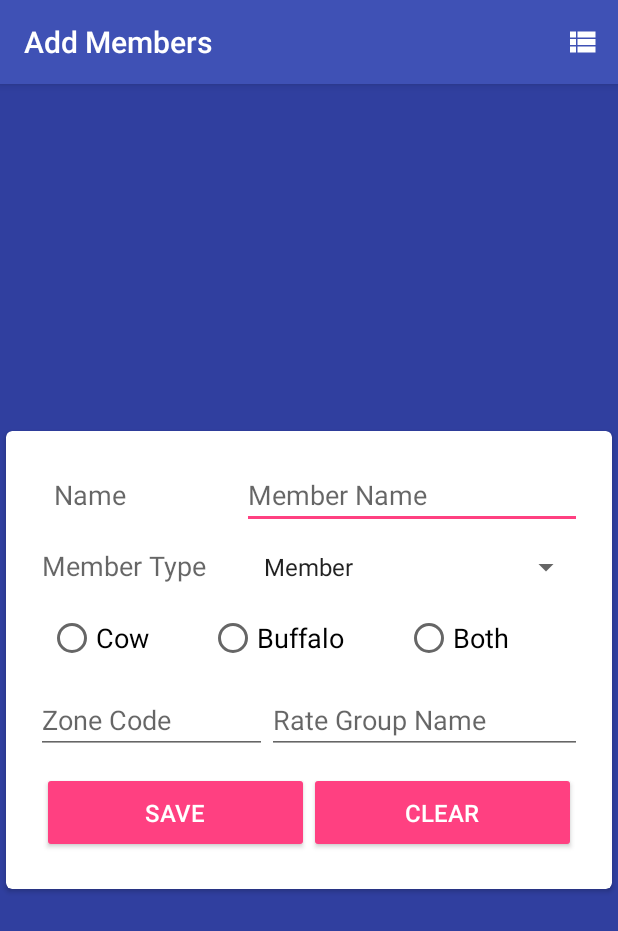
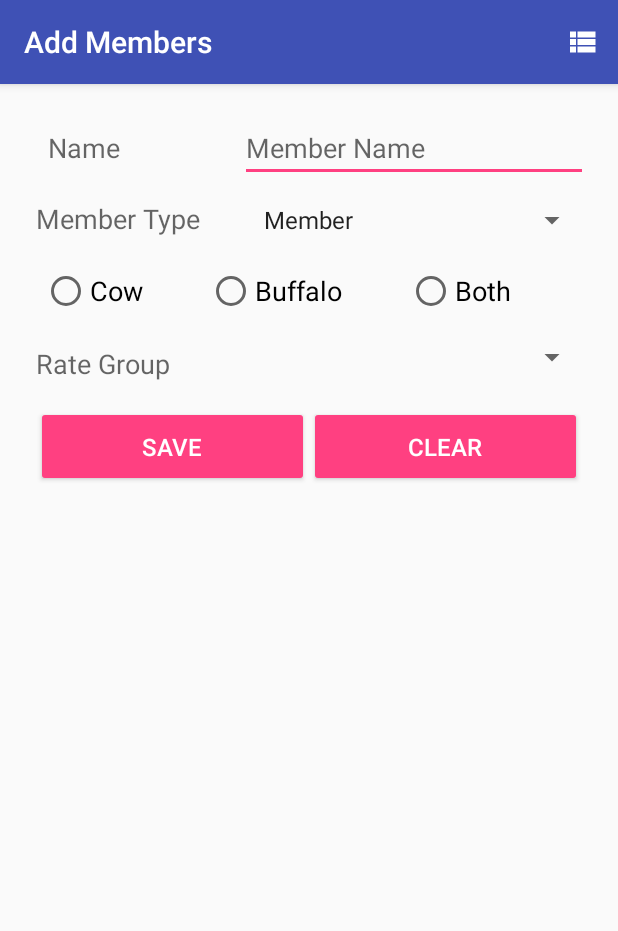
Before and after one commit to harshshinde07/Dairy-Management, an Android app: the MemberActivity screen opened directly, with no data from a screen before it, on a phone screen of 412 x 824 dp. Shown: the top 931 px of the screen. Run offline under Robolectric (Android 15) with nearby library versions, the phone set to English and light mode, and no system bars; Roboto replaces fonts that are not available here; 3 statements that could not run were skipped.

Commit message:
UI changes, Rate Group name spinner added.

```diff
--- a/app/src/main/java/com/kshitijharsh/dairymanagement/activities/MainActivity.java
+++ b/app/src/main/java/com/kshitijharsh/dairymanagement/activities/MainActivity.java
@@ -23,6 +23,7 @@ import com.kshitijharsh.dairymanagement.database.DatabaseClass;
 
 import java.io.File;
 import java.io.IOException;
+import java.util.Objects;
 
 import static com.kshitijharsh.dairymanagement.utils.Constants.CONST.BACKUP_DIRECTORY;
 import static com.kshitijharsh.dairymanagement.utils.Constants.CONST.EXT_DIRECTORY;
@@ -41,6 +42,7 @@ public class MainActivity extends AppCompatActivity {
     @Override
     protected void onCreate(Bundle savedInstanceState) {
         super.onCreate(savedInstanceState);
+//        getSupportActionBar().setLogo(R.drawable.winsofticon);
         setContentView(R.layout.activity_main);
         checkForStoragePermission();
         dc = new DatabaseClass(this);
@@ -120,7 +122,7 @@ public class MainActivity extends AppCompatActivity {
             finish();
         }else {
             exit = true;
-            Toast.makeText(this,"Press back again to exit",Toast.LENGTH_SHORT).show();
+//            Toast.makeText(this,"Press back again to exit",Toast.LENGTH_SHORT).show();
             new Handler().postDelayed(new Runnable() {
                 @Override
                 public void run() {
--- a/app/src/main/java/com/kshitijharsh/dairymanagement/activities/MemberActivity.java
+++ b/app/src/main/java/com/kshitijharsh/dairymanagement/activities/MemberActivity.java
@@ -8,6 +8,7 @@ import android.view.Menu;
 import android.view.MenuInflater;
 import android.view.MenuItem;
 import android.view.View;
+import android.widget.ArrayAdapter;
 import android.widget.Button;
 import android.widget.EditText;
 import android.widget.RadioButton;
@@ -19,12 +20,16 @@ import com.kshitijharsh.dairymanagement.R;
 import com.kshitijharsh.dairymanagement.database.DBHelper;
 import com.kshitijharsh.dairymanagement.database.DBQuery;
 
+import java.util.ArrayList;
+import java.util.HashMap;
+import java.util.List;
+
 public class MemberActivity extends AppCompatActivity {
 
     DBQuery dbQuery;
-    EditText name, zone, rateGrp;
+    EditText name, zone;
     Button save, clear;
-    Spinner type;
+    Spinner type, rateGrp;
     RadioGroup radioGroup;
     DBHelper dbHelper;
     String cowBuf;
@@ -40,13 +45,15 @@ public class MemberActivity extends AppCompatActivity {
         getSupportActionBar().setTitle("Add Members");
 
         name = findViewById(R.id.edt_memb_name);
-        zone = findViewById(R.id.zoonCode);
+//        zone = findViewById(R.id.zoonCode);
         rateGrp = findViewById(R.id.rateGrNo);
         type = findViewById(R.id.spinnerItem);
         save = findViewById(R.id.save);
         clear = findViewById(R.id.clear);
         radioGroup = findViewById(R.id.cowBuff);
         radioGroup.clearCheck();
+
+        initGroupNames();
 
         radioGroup.setOnCheckedChangeListener(new RadioGroup.OnCheckedChangeListener() {
             @Override
@@ -65,7 +72,6 @@ public class MemberActivity extends AppCompatActivity {
             public void onClick(View view) {
                 name.setText("");
                 zone.setText("");
-                rateGrp.setText("");
                 radioGroup.clearCheck();
             }
         });
@@ -75,12 +81,12 @@ public class MemberActivity extends AppCompatActivity {
             public void onClick(View view) {
                 int zoonCode = 1, cb = -1, mType = -1, rateGrpNo = -1;
                 String rateGrpName;
-                if (name.getText().toString().equals("") || rateGrp.getText().toString().equals("") || radioGroup.getCheckedRadioButtonId() == -1) {
+                if (name.getText().toString().equals("") || radioGroup.getCheckedRadioButtonId() == -1) {
                     Toast.makeText(MemberActivity.this, "Please enter required values", Toast.LENGTH_SHORT).show();
                 } else {
-                    if (!zone.getText().toString().equals(""))
-                        zoonCode = Integer.parseInt(zone.getText().toString());
-                    rateGrpName = rateGrp.getText().toString();
+//                    if(!zoon.getText().toString().equals(""))
+//                        zoonCode = Integer.parseInt(zoon.getText().toString());
+                    rateGrpName = rateGrp.getSelectedItem().toString();
                     rateGrpNo = getRateGrpNoFromName(rateGrpName);
                     if (rateGrpNo == -1) {
                         Toast.makeText(MemberActivity.this, "Invalid Rate group try again", Toast.LENGTH_SHORT).show();
@@ -100,8 +106,7 @@ public class MemberActivity extends AppCompatActivity {
                         dbQuery.addNewMem(name.getText().toString(), zoonCode, cb, mType, rateGrpNo);
                         Toast.makeText(MemberActivity.this, "Added Successfully", Toast.LENGTH_LONG).show();
                         name.setText("");
-                        zone.setText("");
-                        rateGrp.setText("");
+//                        zone.setText("");
                         radioGroup.clearCheck();
                     }
                 }
@@ -139,4 +144,22 @@ public class MemberActivity extends AppCompatActivity {
             return -1;
         }
     }
+
+    private void initGroupNames() {
+        Cursor cursor = dbQuery.getAllRateGroups();
+        ArrayList<String> names = new ArrayList<>();
+        cursor.moveToFirst();
+        while (!cursor.isAfterLast()) {
+            String name = cursor.getString(1);
+            names.add(name);
+            cursor.moveToNext();
+        }
+
+        ArrayAdapter<String> adapter = new ArrayAdapter<>(this,
+                android.R.layout.simple_spinner_item,
+                names);
+        adapter.setDropDownViewResource(android.R.layout.simple_spinner_dropdown_item);
+        rateGrp.setAdapter(adapter);
+
+    }
 }
--- a/app/src/main/java/com/kshitijharsh/dairymanagement/database/DBQuery.java
+++ b/app/src/main/java/com/kshitijharsh/dairymanagement/database/DBQuery.java
@@ -16,6 +16,13 @@ import static com.kshitijharsh.dairymanagement.database.BaseContract.BaseEntry.C
 import static com.kshitijharsh.dairymanagement.database.BaseContract.BaseEntry.COLUMN_MEMB_TYPE;
 import static com.kshitijharsh.dairymanagement.database.BaseContract.BaseEntry.COLUMN_RATEGRP_NO;
 import static com.kshitijharsh.dairymanagement.database.BaseContract.BaseEntry.TABLE_MEMBER;
+
+import static com.kshitijharsh.dairymanagement.database.BaseContract.BaseEntry.COLUMN_RATEGRNO;
+import static com.kshitijharsh.dairymanagement.database.BaseContract.BaseEntry.COLUMN_RATEGRNAME;
+import static com.kshitijharsh.dairymanagement.database.BaseContract.BaseEntry.COLUMN_RATE_TYPE;
+import static com.kshitijharsh.dairymanagement.database.BaseContract.BaseEntry.COLUMN_COW_RATE;
+import static com.kshitijharsh.dairymanagement.database.BaseContract.BaseEntry.COLUMN_BUFFALO_RATE;
+import static com.kshitijharsh.dairymanagement.database.BaseContract.BaseEntry.TABLE_RATEGRPMASTER;
 
 public class DBQuery {
 
@@ -60,7 +67,7 @@ public class DBQuery {
     }
 
     public Cursor getAllMembers(String order) {
-        String cols[] = {COLUMN_MEMB_CODE, COLUMN_MEMB_NAME, COLUMN_COWBF_TYPE, COLUMN_MEMB_TYPE, COLUMN_RATEGRP_NO};
+        String[] cols = {COLUMN_MEMB_CODE, COLUMN_MEMB_NAME, COLUMN_COWBF_TYPE, COLUMN_MEMB_TYPE, COLUMN_RATEGRP_NO};
 
         if (order.equals("code"))
             return db.query(
@@ -82,6 +89,18 @@ public class DBQuery {
                     null,
                     COLUMN_MEMB_NAME
             );
+    }
+
+    public Cursor getAllRateGroups() {
+        String[] cols = {COLUMN_RATEGRNO, COLUMN_RATEGRNAME, COLUMN_RATE_TYPE, COLUMN_COW_RATE, COLUMN_BUFFALO_RATE};
+        return db.query(
+                TABLE_RATEGRPMASTER,
+                cols,
+                null,
+                null,
+                null,
+                null,
+                COLUMN_RATEGRNAME);
     }
 
     public Cursor getRate(float degree, float fat, String cobf, int rateGrpNo) {
--- a/app/src/main/res/layout/activity_main.xml
+++ b/app/src/main/res/layout/activity_main.xml
@@ -118,7 +118,7 @@
             <TextView
                 android:layout_width="wrap_content"
                 android:layout_height="wrap_content"
-                android:layout_weight="1"
+                android:layout_weight="1.5"
                 android:fontFamily="casual"
                 android:text="@string/milk_sale"
                 android:textAlignment="center"
@@ -228,7 +228,7 @@
             <TextView
                 android:layout_width="wrap_content"
                 android:layout_height="wrap_content"
-                android:layout_weight="1"
+                android:layout_weight="1.5"
                 android:fontFamily="casual"
                 android:text="@string/settings"
                 android:textAlignment="center"
--- a/app/src/main/res/layout/activity_member.xml
+++ b/app/src/main/res/layout/activity_member.xml
@@ -1,22 +1,11 @@
+<?xml version="1.0" encoding="utf-8"?>
+
 <RelativeLayout xmlns:android="http://schemas.android.com/apk/res/android"
-    xmlns:app="http://schemas.android.com/apk/res-auto"
     xmlns:tools="http://schemas.android.com/tools"
     android:layout_width="match_parent"
     android:layout_height="match_parent"
     android:layout_gravity="center_vertical"
-    android:background="@color/colorPrimaryDark"
     tools:context=".activities.MemberActivity">
-
-    <android.support.v7.widget.CardView
-        android:id="@+id/card_view"
-        android:layout_width="match_parent"
-        android:layout_height="wrap_content"
-        android:layout_centerHorizontal="true"
-        android:layout_centerVertical="true"
-        android:layout_margin="4dp"
-        android:elevation="8dp"
-        android:paddingTop="50dp"
-        app:cardCornerRadius="4dp">
 
     <LinearLayout
         android:layout_width="match_parent"
@@ -52,6 +41,7 @@
                 android:layout_marginStart="24dp"
                 android:layout_marginTop="8dp"
                 android:layout_weight="2"
+                android:singleLine="true"
                 android:hint="@string/member_name" />
         </LinearLayout>
 
@@ -127,19 +117,27 @@
             android:orientation="horizontal"
             android:padding="4dp">
 
-                <EditText
-                    android:id="@+id/zoonCode"
+            <!--            <EditText-->
+            <!--                android:id="@+id/zoonCode"-->
+            <!--                android:layout_width="wrap_content"-->
+            <!--                android:layout_height="wrap_content"-->
+            <!--                android:layout_weight="1"-->
+            <!--                android:hint="@string/zone_code" />-->
+
+            <TextView
                 android:layout_width="wrap_content"
                 android:layout_height="wrap_content"
                 android:layout_weight="1"
-                    android:hint="@string/zone_code" />
+                android:hint="@string/rate_group"
+                android:padding="4dp"
+                android:singleLine="true"
+                android:textSize="18sp" />
 
-                <EditText
+            <Spinner
                 android:id="@+id/rateGrNo"
                 android:layout_width="wrap_content"
                 android:layout_height="wrap_content"
-                    android:layout_weight="1"
-                    android:hint="@string/rate_group_name" />
+                android:layout_weight="1" />
         </LinearLayout>
 
         <LinearLayout
@@ -179,6 +177,4 @@
 
     </LinearLayout>
 
-    </android.support.v7.widget.CardView>
-
 </RelativeLayout>
--- a/app/src/main/res/values/strings.xml
+++ b/app/src/main/res/values/strings.xml
@@ -54,6 +54,7 @@
     <string name="spaces" />
     <string name="particulars">Particulars</string>
     <string name="degree">Degree</string>
+    <string name="rate_group">Rate Group</string>
 
     <!--    <string name="sort_by_amount">Amount</string>-->
 
```
Also changed, not shown: app/src/main/java/com/kshitijharsh/dairymanagement/database/BaseContract.java (+7 -0 lines), app/src/main/res/layout/activity_cattle_feed.xml (+5 -20 lines), app/src/main/res/layout/activity_collection.xml (+2 -18 lines), app/src/main/res/layout/activity_sale.xml (+3 -16 lines), app/src/main/res/drawable/winsofticon.png (added). Lines whose indentation alone changed are shown as unchanged.
